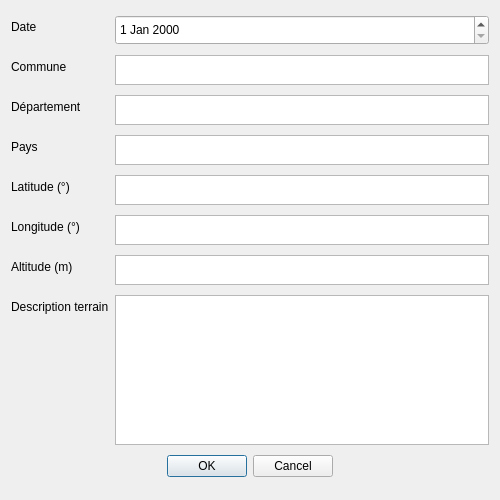
Before: the Qt Designer form ui/identification_edit_window.ui in Ludovic-Lesur/botany-guide-gui, drawn with Qt 5.
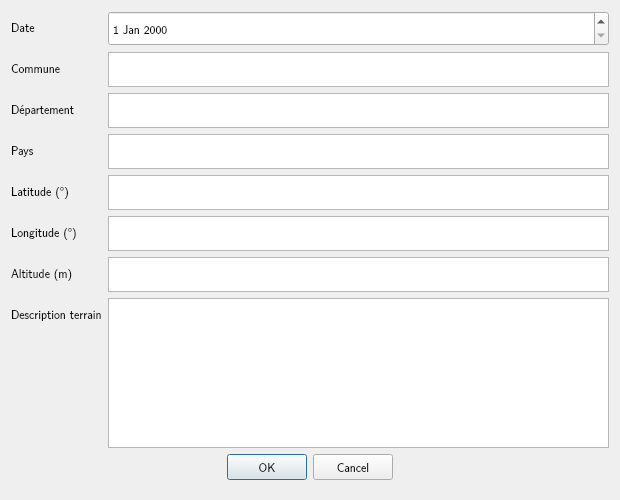
After: the same form once the commit is applied.

Patch:
```diff
--- a/ui/identification_edit_window.ui
+++ b/ui/identification_edit_window.ui
@@ -6,10 +6,15 @@
    <rect>
     <x>0</x>
     <y>0</y>
-    <width>500</width>
+    <width>620</width>
     <height>500</height>
    </rect>
   </property>
+  <property name="font">
+   <font>
+    <family>LM Sans 12</family>
+   </font>
+  </property>
   <property name="windowTitle">
    <string>Identification</string>
   </property>
@@ -18,6 +23,11 @@
     <layout class="QFormLayout" name="formLayout">
      <item row="0" column="0">
       <widget class="QLabel" name="dateLabel">
+       <property name="font">
+        <font>
+         <family>LM Sans 12</family>
+        </font>
+       </property>
        <property name="text">
         <string>Date</string>
        </property>
@@ -28,19 +38,24 @@
        <property name="minimumSize">
         <size>
          <width>300</width>
-         <height>30</height>
+         <height>35</height>
         </size>
        </property>
        <property name="maximumSize">
         <size>
          <width>16777215</width>
-         <height>30</height>
+         <height>35</height>
         </size>
        </property>
       </widget>
      </item>
      <item row="1" column="0">
       <widget class="QLabel" name="cityLabel">
+       <property name="font">
+        <font>
+         <family>LM Sans 12</family>
+        </font>
+       </property>
        <property name="text">
         <string>Commune</string>
        </property>
@@ -51,19 +66,32 @@
        <property name="minimumSize">
         <size>
          <width>300</width>
-         <height>30</height>
+         <height>35</height>
         </size>
        </property>
        <property name="maximumSize">
         <size>
          <width>16777215</width>
-         <height>30</height>
+         <height>35</height>
         </size>
        </property>
+       <property name="font">
+        <font>
+         <family>LM Sans 12</family>
+        </font>
+       </property>
+       <property name="cursor" stdset="0">
+        <cursorShape>IBeamCursor</cursorShape>
+       </property>
       </widget>
      </item>
      <item row="2" column="0">
       <widget class="QLabel" name="departmentLabel">
+       <property name="font">
+        <font>
+         <family>LM Sans 12</family>
+        </font>
+       </property>
        <property name="text">
         <string>Département</string>
        </property>
@@ -74,19 +102,24 @@
        <property name="minimumSize">
         <size>
          <width>300</width>
-         <height>30</height>
+         <height>35</height>
         </size>
        </property>
        <property name="maximumSize">
         <size>
          <width>16777215</width>
-         <height>30</height>
+         <height>35</height>
         </size>
        </property>
       </widget>
      </item>
      <item row="3" column="0">
       <widget class="QLabel" name="countryLabel">
+       <property name="font">
+        <font>
+         <family>LM Sans 12</family>
+        </font>
+       </property>
        <property name="text">
         <string>Pays</string>
        </property>
@@ -97,19 +130,24 @@
        <property name="minimumSize">
         <size>
          <width>300</width>
-         <height>30</height>
+         <height>35</height>
         </size>
        </property>
        <property name="maximumSize">
         <size>
          <width>16777215</width>
-         <height>30</height>
+         <height>35</height>
         </size>
        </property>
       </widget>
      </item>
      <item row="4" column="0">
       <widget class="QLabel" name="latitudeLabel">
+       <property name="font">
+        <font>
+         <family>LM Sans 12</family>
+        </font>
+       </property>
        <property name="text">
         <string>Latitude (°)</string>
        </property>
@@ -120,19 +158,24 @@
        <property name="minimumSize">
         <size>
          <width>300</width>
-         <height>30</height>
+         <height>35</height>
         </size>
        </property>
        <property name="maximumSize">
         <size>
          <width>16777215</width>
-         <height>30</height>
+         <height>35</height>
         </size>
        </property>
       </widget>
      </item>
      <item row="5" column="0">
       <widget class="QLabel" name="longitudeLabel">
+       <property name="font">
+        <font>
+         <family>LM Sans 12</family>
+        </font>
+       </property>
        <property name="text">
         <string>Longitude (°)</string>
        </property>
@@ -143,19 +186,24 @@
        <property name="minimumSize">
         <size>
          <width>300</width>
-         <height>30</height>
+         <height>35</height>
         </size>
        </property>
        <property name="maximumSize">
         <size>
          <width>16777215</width>
-         <height>30</height>
+         <height>35</height>
         </size>
        </property>
       </widget>
      </item>
      <item row="6" column="0">
       <widget class="QLabel" name="altitudeLabel">
+       <property name="font">
+        <font>
+         <family>LM Sans 12</family>
+        </font>
+       </property>
        <property name="text">
         <string>Altitude (m)</string>
        </property>
@@ -166,19 +214,24 @@
        <property name="minimumSize">
         <size>
          <width>300</width>
-         <height>30</height>
+         <height>35</height>
         </size>
        </property>
        <property name="maximumSize">
         <size>
          <width>16777215</width>
-         <height>30</height>
+         <height>35</height>
         </size>
        </property>
       </widget>
      </item>
      <item row="7" column="0">
       <widget class="QLabel" name="descriptionLabel">
+       <property name="font">
+        <font>
+         <family>LM Sans 12</family>
+        </font>
+       </property>
        <property name="text">
         <string>Description terrain</string>
        </property>
@@ -202,6 +255,11 @@
      </item>
      <item row="8" column="0" colspan="2">
       <widget class="QDialogButtonBox" name="buttonBox">
+       <property name="font">
+        <font>
+         <family>LM Sans 12</family>
+        </font>
+       </property>
        <property name="orientation">
         <enum>Qt::Orientation::Horizontal</enum>
        </property>
```
Left out of the diff: 18 changed lines with no effect on the pictures.
